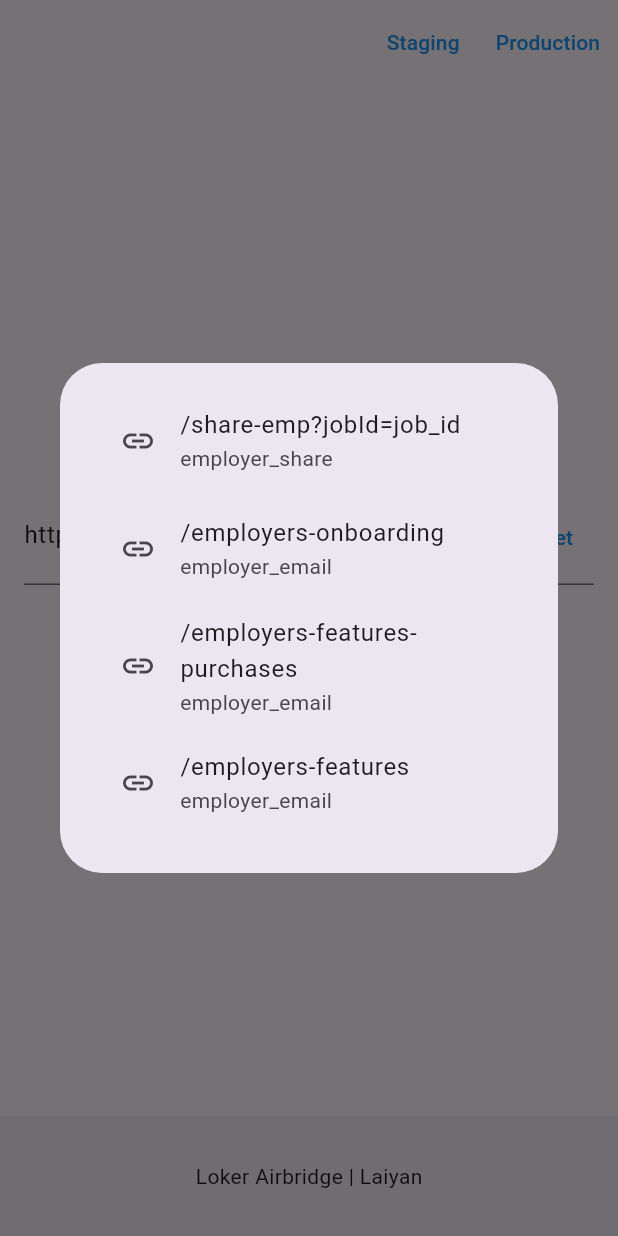
After one commit to LuckUVeryX/loker-ab, a Flutter app: the screen it shows after launch, after a tap on "Emp App Links", on a phone screen of 412 x 824 dp. The commit adds this screen. Run offline on Flutter 3.47's test engine with Material 3 defaults, Android fonts, the phone set to English and light mode, and no system bars; our stand-ins replace flutter_hooks, freezed_annotation, go_router, hooks_riverpod, riverpod_annotation, shared_preferences; generated files the repository leaves out were written again.

Commit message:
feat: premade links

```diff
--- /dev/null
+++ b/lib/models/airbridge_link.dart
@@ -0,0 +1,15 @@
+import 'package:freezed_annotation/freezed_annotation.dart';
+
+part 'airbridge_link.freezed.dart';
+part 'airbridge_link.g.dart';
+
+@freezed
+class AirbridgeLink with _$AirbridgeLink {
+  const factory AirbridgeLink({required String channel, required String path}) =
+      _AirbridgeLink;
+
+  const AirbridgeLink._();
+
+  factory AirbridgeLink.fromJson(Map<String, dynamic> json) =>
+      _$AirbridgeLinkFromJson(json);
+}
--- /dev/null
+++ b/lib/models/models.dart
@@ -0,0 +1 @@
+export 'airbridge_link.dart';
--- /dev/null
+++ b/lib/providers/cdd_app_links_provider.dart
@@ -0,0 +1,10 @@
+import 'package:hooks_riverpod/hooks_riverpod.dart';
+import 'package:loker_airbridge/models/models.dart';
+import 'package:riverpod_annotation/riverpod_annotation.dart';
+
+part 'cdd_app_links_provider.g.dart';
+
+@riverpod
+List<AirbridgeLink> cddAppLinks(Ref ref) {
+  return [];
+}
--- /dev/null
+++ b/lib/providers/emp_app_links_provider.dart
@@ -0,0 +1,36 @@
+import 'package:hooks_riverpod/hooks_riverpod.dart';
+import 'package:loker_airbridge/models/models.dart' show AirbridgeLink;
+import 'package:riverpod_annotation/riverpod_annotation.dart';
+
+part 'emp_app_links_provider.g.dart';
+
+@riverpod
+List<AirbridgeLink> empAppLinks(Ref ref) {
+  return [
+    const AirbridgeLink(
+      channel: 'employer_share',
+      path: '/share-emp?jobId=job_id',
+    ),
+    const AirbridgeLink(
+      channel: 'employer_email',
+      path: '/employers-onboarding',
+    ),
+    const AirbridgeLink(
+      channel: 'employer_email',
+      path: '/employers-features-purchases',
+    ),
+    const AirbridgeLink(channel: 'employer_email', path: '/employers-features'),
+    const AirbridgeLink(
+      channel: 'employer_email',
+      path: '/employers-job-create',
+    ),
+    const AirbridgeLink(
+      channel: 'employer_email',
+      path: '/employers-company-edit',
+    ),
+    const AirbridgeLink(
+      channel: 'employer_email',
+      path: '/employers-dashboard',
+    ),
+  ];
+}
--- /dev/null
+++ b/lib/widgets/molecules/app_links_dialog.dart
@@ -0,0 +1,41 @@
+import 'package:flutter/material.dart';
+import 'package:go_router/go_router.dart';
+import 'package:loker_airbridge/models/models.dart';
+
+class AppLinksDialog extends StatelessWidget {
+  const AppLinksDialog({required this.links, super.key});
+
+  final List<AirbridgeLink> links;
+
+  static Future<String?> show(
+    BuildContext context, {
+    required List<AirbridgeLink> links,
+  }) {
+    return showDialog<String>(
+      context: context,
+      builder: (_) => AppLinksDialog(links: links),
+    );
+  }
+
+  @override
+  Widget build(BuildContext context) {
+    return AlertDialog(
+      content: SizedBox(
+        width: 600,
+        height: 300,
+        child: ListView.builder(
+          itemCount: links.length,
+          itemBuilder: (context, index) {
+            final link = links[index];
+            return ListTile(
+              leading: const Icon(Icons.link),
+              title: Text(link.path),
+              subtitle: Text(link.channel),
+              onTap: () => context.pop(link.path),
+            );
+          },
+        ),
+      ),
+    );
+  }
+}
--- /dev/null
+++ b/lib/widgets/molecules/molecules.dart
@@ -0,0 +1 @@
+export 'app_links_dialog.dart';
--- a/lib/widgets/organisms/root_body.dart
+++ b/lib/widgets/organisms/root_body.dart
@@ -3,7 +3,10 @@ import 'package:flutter/services.dart';
 import 'package:flutter_hooks/flutter_hooks.dart';
 import 'package:go_router/go_router.dart';
 import 'package:hooks_riverpod/hooks_riverpod.dart';
+import 'package:loker_airbridge/providers/cdd_app_links_provider.dart';
+import 'package:loker_airbridge/providers/emp_app_links_provider.dart';
 import 'package:loker_airbridge/utils/utils.dart';
+import 'package:loker_airbridge/widgets/molecules/app_links_dialog.dart';
 import 'package:url_launcher/url_launcher.dart';
 
 class RootBody extends HookConsumerWidget {
@@ -13,8 +16,8 @@ class RootBody extends HookConsumerWidget {
   Widget build(BuildContext context, WidgetRef ref) {
     final path = GoRouterState.of(context).uri.path;
     final url = switch (path) {
-      '/prod' => 'https://loker.glints.com/',
-      _ => 'https://loker.staging.glints.com/',
+      '/prod' => 'https://loker.glints.com',
+      _ => 'https://loker.staging.glints.com',
     };
     final controller = useTextEditingController(text: url);
 
@@ -77,6 +80,35 @@ class RootBody extends HookConsumerWidget {
             ),
           ],
         ),
+        const SizedBox(height: 16),
+        Row(
+          mainAxisAlignment: MainAxisAlignment.center,
+          children: [
+            TextButton(
+              onPressed: () async {
+                final path = await AppLinksDialog.show(
+                  context,
+                  links: ref.read(empAppLinksProvider),
+                );
+                if (path == null) return;
+                controller.text = url + path;
+              },
+              child: const Text('Emp App Links'),
+            ),
+            const SizedBox(width: 16),
+            TextButton(
+              onPressed: () async {
+                final path = await AppLinksDialog.show(
+                  context,
+                  links: ref.read(cddAppLinksProvider),
+                );
+                if (path == null) return;
+                controller.text = url + path;
+              },
+              child: const Text('Cdd App Links'),
+            ),
+          ],
+        ),
       ],
     );
   }
--- a/lib/widgets/widgets.dart
+++ b/lib/widgets/widgets.dart
@@ -1,2 +1,3 @@
+export 'molecules/molecules.dart';
 export 'organisms/organisms.dart';
 export 'pages/pages.dart';
--- a/pubspec.yaml
+++ b/pubspec.yaml
@@ -12,8 +12,10 @@ dependencies:
   flutter:
     sdk: flutter
   flutter_hooks: ^0.20.5
+  freezed_annotation: ^2.4.4
   go_router: ^14.8.0
   hooks_riverpod: ^2.6.1
+  json_annotation: ^4.9.0
   riverpod_annotation: ^2.6.1
   shared_preferences: ^2.5.2
   url_launcher: ^6.3.1
@@ -23,6 +25,8 @@ dev_dependencies:
   custom_lint: ^0.7.3
   flutter_test:
     sdk: flutter
+  freezed: ^2.5.8
+  json_serializable: ^6.9.4
   riverpod_generator: ^2.6.4
   riverpod_lint: ^2.6.4
   very_good_analysis: ^7.0.0
```
Also changed, not shown: lib/models/airbridge_link.freezed.dart (added), lib/models/airbridge_link.g.dart (added), lib/providers/cdd_app_links_provider.g.dart (added), lib/providers/emp_app_links_provider.g.dart (added), pubspec.lock.
